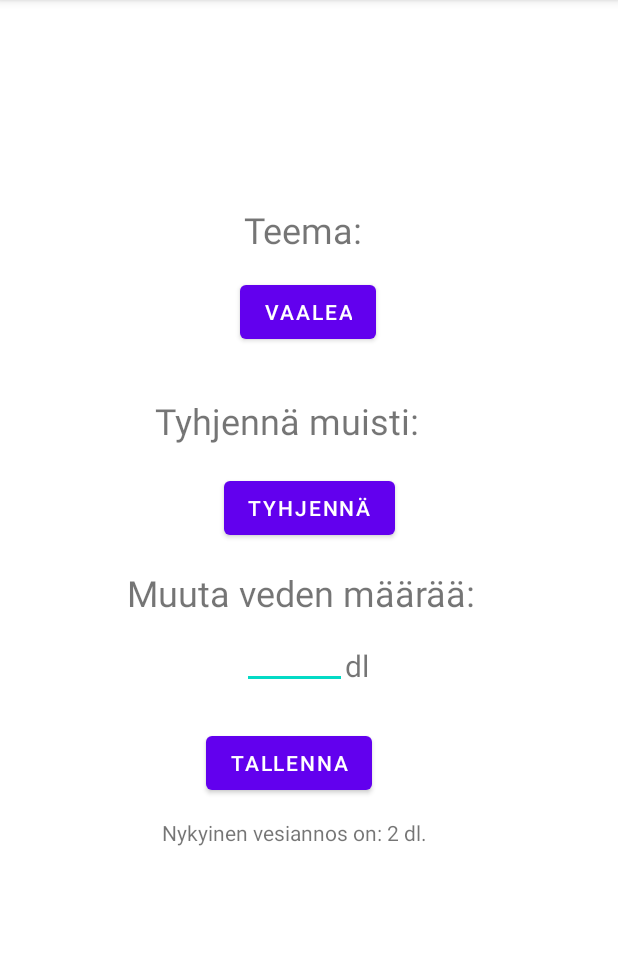
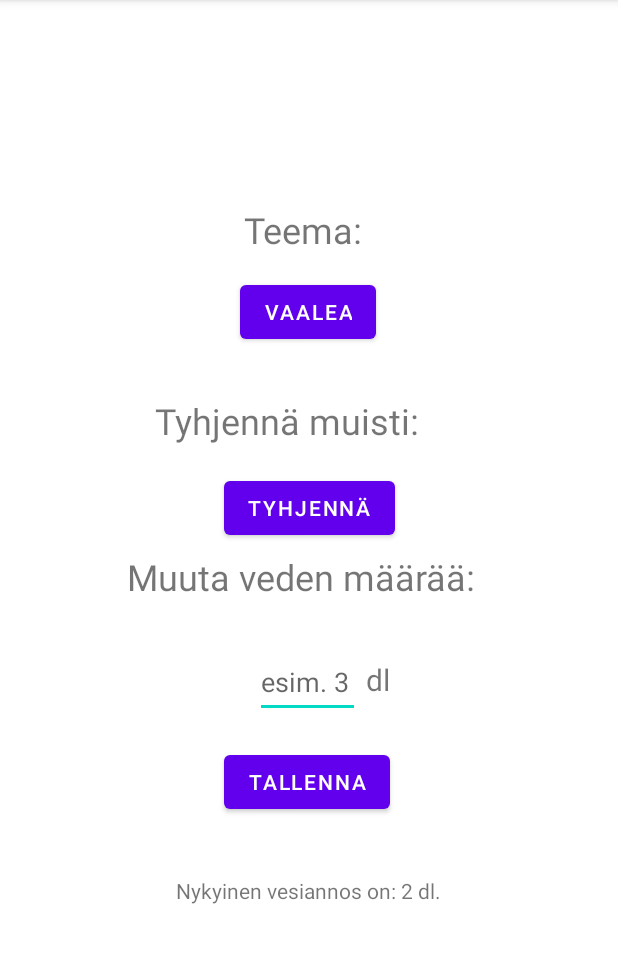
Before and after one commit to valttesn/TarmoApp, an Android app: the screen it shows after launch (settingsActivity), in the side drawer, after a tap on "Asetukset", on a phone screen of 412 x 824 dp, the part 84-1047 px from its top. Run offline under Robolectric (Android 15) with nearby library versions, the phone set to English and light mode, and no system bars.

Commit message:
Added some variables to strings.xml

```diff
--- a/app/src/main/java/com/example/tarmoapp/CalendarActivity.java
+++ b/app/src/main/java/com/example/tarmoapp/CalendarActivity.java
@@ -2,10 +2,7 @@ package com.example.tarmoapp;
 
 import androidx.annotation.NonNull;
 import androidx.appcompat.app.AppCompatActivity;
-
-import android.content.Intent;
 import android.os.Bundle;
-import android.util.Log;
 import android.view.View;
 import android.widget.CalendarView;
 import android.widget.TextView;
--- a/app/src/main/java/com/example/tarmoapp/MainActivity.java
+++ b/app/src/main/java/com/example/tarmoapp/MainActivity.java
@@ -5,7 +5,6 @@ import androidx.annotation.NonNull;
 import androidx.appcompat.app.ActionBarDrawerToggle;
 import androidx.appcompat.app.AppCompatActivity;
 import androidx.drawerlayout.widget.DrawerLayout;
-
 import android.content.Intent;
 import android.content.SharedPreferences;
 import android.os.Bundle;
@@ -109,7 +108,6 @@ public class MainActivity extends AppCompatActivity  implements NavigationView.O
         PerformAction.setHobby(sharedPreferences.getString("Urheilulaji", PerformAction.Hobby()));
         PerformAction.setMins(sharedPreferences.getInt("Urheiltu aika", PerformAction.Mins()));
         Sleep.setSleep(sharedPreferences.getInt("Uni", Sleep.SleepAmount()));
-        Log.i("DMG", String.valueOf(DrinkCounter.Step()));
     }
 
     public void updateData() {
@@ -118,8 +116,6 @@ public class MainActivity extends AppCompatActivity  implements NavigationView.O
 
     public void onPause() {
         super.onPause();
-        Log.i("DMG", String.valueOf(DrinkCounter.Step()));
-        Log.i("DMG", "onPause() called");
         saveData();
     }
 
--- a/app/src/main/java/com/example/tarmoapp/settingsActivity.java
+++ b/app/src/main/java/com/example/tarmoapp/settingsActivity.java
@@ -2,13 +2,11 @@ package com.example.tarmoapp;
 
 import androidx.appcompat.app.AppCompatActivity;
 import androidx.appcompat.app.AppCompatDelegate;
-
 import android.content.SharedPreferences;
 import android.os.Bundle;
 import android.util.Log;
 import android.view.View;
 import android.widget.Button;
-
 import android.widget.EditText;
 import android.widget.TextView;
 
--- a/app/src/main/res/layout/activity_main.xml
+++ b/app/src/main/res/layout/activity_main.xml
@@ -54,9 +54,10 @@
             app:layout_constraintVertical_bias="0.811" />
 
         <ImageView
-            android:id="@+id/imageView3"
+            android:id="@+id/imageViewTheme"
             android:layout_width="wrap_content"
             android:layout_height="wrap_content"
+            android:contentDescription="@string/theme"
             app:layout_constraintBottom_toBottomOf="parent"
             app:layout_constraintEnd_toEndOf="parent"
             app:layout_constraintHorizontal_bias="0.0"
@@ -95,7 +96,7 @@
             android:id="@+id/moodView"
             android:layout_width="wrap_content"
             android:layout_height="wrap_content"
-            android:text="TextView"
+            android:text="Tarmon fiilis"
             app:layout_constraintBottom_toBottomOf="parent"
             app:layout_constraintEnd_toEndOf="parent"
             app:layout_constraintHorizontal_bias="0.498"
--- a/app/src/main/res/layout/activity_settings.xml
+++ b/app/src/main/res/layout/activity_settings.xml
@@ -16,13 +16,14 @@
         app:layout_constraintHorizontal_bias="0.498"
         app:layout_constraintStart_toStartOf="parent"
         app:layout_constraintTop_toTopOf="parent"
-        app:layout_constraintVertical_bias="0.256" />
+        app:layout_constraintVertical_bias="0.256"
+        tools:ignore="SpeakableTextPresentCheck" />
 
     <TextView
         android:id="@+id/themeView"
         android:layout_width="86dp"
         android:layout_height="34dp"
-        android:text="Teema:"
+        android:text="@string/themeView"
         android:textSize="24sp"
         app:layout_constraintBottom_toBottomOf="parent"
         app:layout_constraintEnd_toEndOf="parent"
@@ -35,7 +36,7 @@
         android:id="@+id/memoryView"
         android:layout_width="204dp"
         android:layout_height="34dp"
-        android:text="Tyhjennä muisti:"
+        android:text="@string/memoryView"
         android:textSize="24sp"
         app:layout_constraintBottom_toBottomOf="parent"
         app:layout_constraintEnd_toEndOf="parent"
@@ -48,23 +49,23 @@
         android:id="@+id/waterView"
         android:layout_width="242dp"
         android:layout_height="60dp"
-        android:text="Muuta veden määrää:"
+        android:text="@string/waterView"
         android:textSize="24sp"
         app:layout_constraintBottom_toBottomOf="parent"
         app:layout_constraintEnd_toEndOf="parent"
         app:layout_constraintHorizontal_bias="0.497"
         app:layout_constraintStart_toStartOf="parent"
         app:layout_constraintTop_toTopOf="parent"
-        app:layout_constraintVertical_bias="0.535" />
+        app:layout_constraintVertical_bias="0.52" />
 
     <Button
-        android:id="@+id/button"
+        android:id="@+id/buttonEmptyCache"
         android:layout_width="wrap_content"
         android:layout_height="wrap_content"
         android:layout_marginStart="158dp"
         android:layout_marginEnd="159dp"
         android:onClick="destroyData"
-        android:text="Tyhjennä"
+        android:text="@string/buttonEmptyCache"
         app:layout_constraintBottom_toBottomOf="parent"
         app:layout_constraintEnd_toEndOf="parent"
         app:layout_constraintHorizontal_bias="0.476"
@@ -73,54 +74,56 @@
         app:layout_constraintVertical_bias="0.437" />
 
     <TextView
-        android:id="@+id/dl"
+        android:id="@+id/textViewdl"
         android:layout_width="19dp"
         android:layout_height="22dp"
-        android:text="dl"
+        android:text="@string/textViewdl"
         android:textSize="20sp"
         app:layout_constraintBottom_toBottomOf="parent"
         app:layout_constraintEnd_toEndOf="parent"
-        app:layout_constraintHorizontal_bias="0.586"
+        app:layout_constraintHorizontal_bias="0.622"
         app:layout_constraintStart_toStartOf="parent"
         app:layout_constraintTop_toTopOf="parent"
-        app:layout_constraintVertical_bias="0.576" />
+        app:layout_constraintVertical_bias="0.589" />
 
     <Button
         android:id="@+id/buttonSaveNewWaterValue"
         android:layout_width="wrap_content"
         android:layout_height="wrap_content"
         android:onClick="onCLickSaveNewWaterValue"
-        android:text="Tallenna"
+        android:text="@string/buttonSaveNewWaterValue"
         app:layout_constraintBottom_toBottomOf="parent"
         app:layout_constraintEnd_toEndOf="parent"
-        app:layout_constraintHorizontal_bias="0.456"
+        app:layout_constraintHorizontal_bias="0.496"
         app:layout_constraintStart_toStartOf="parent"
         app:layout_constraintTop_toTopOf="parent"
-        app:layout_constraintVertical_bias="0.673" />
+        app:layout_constraintVertical_bias="0.691" />
 
     <EditText
         android:id="@+id/waterInput"
         android:layout_width="70dp"
         android:layout_height="48dp"
+        android:autofillHints=""
         android:ems="10"
         android:inputType="number"
+        android:hint="@string/textEditWaterAmount"
         app:layout_constraintBottom_toBottomOf="parent"
         app:layout_constraintEnd_toEndOf="parent"
-        app:layout_constraintHorizontal_bias="0.472"
+        app:layout_constraintHorizontal_bias="0.498"
         app:layout_constraintStart_toStartOf="parent"
         app:layout_constraintTop_toTopOf="parent"
-        app:layout_constraintVertical_bias="0.571"
+        app:layout_constraintVertical_bias="0.598"
         tools:text="2" />
 
     <TextView
         android:id="@+id/textViewCurrentWaterAmount"
         android:layout_width="wrap_content"
         android:layout_height="wrap_content"
-        android:text="TextView"
+        android:text="@string/textViewCurrentWaterAmount"
         app:layout_constraintBottom_toBottomOf="parent"
         app:layout_constraintEnd_toEndOf="parent"
-        app:layout_constraintHorizontal_bias="0.458"
+        app:layout_constraintHorizontal_bias="0.498"
         app:layout_constraintStart_toStartOf="parent"
         app:layout_constraintTop_toTopOf="parent"
-        app:layout_constraintVertical_bias="0.728" />
+        app:layout_constraintVertical_bias="0.78" />
 </androidx.constraintlayout.widget.ConstraintLayout>
--- a/app/src/main/res/values/strings.xml
+++ b/app/src/main/res/values/strings.xml
@@ -2,4 +2,13 @@
     <string name="app_name">TarmoApp</string>
     <string name="nav_open">Open</string>
     <string name="nav_close">Close</string>
+    <string name="themeView">Teema:</string>
+    <string name="memoryView">Tyhjennä muisti:</string>
+    <string name="waterView">Muuta veden määrää:</string>
+    <string name="buttonEmptyCache">Tyhjennä</string>
+    <string name="textViewdl">dl</string>
+    <string name="buttonSaveNewWaterValue">Tallenna</string>
+    <string name="textViewCurrentWaterAmount">TextView</string>
+    <string name="textEditWaterAmount">esim. 3</string>
+    <string name="theme">Teema</string>
 </resources>
```
